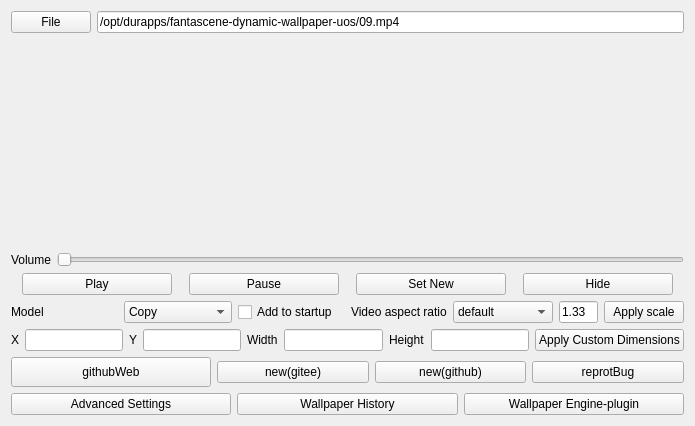
First picture: the form in fantascene-dynamic-wallpaper/settingwindow.ui, repository dependon/fantascene-dynamic-wallpaper, before the edit.
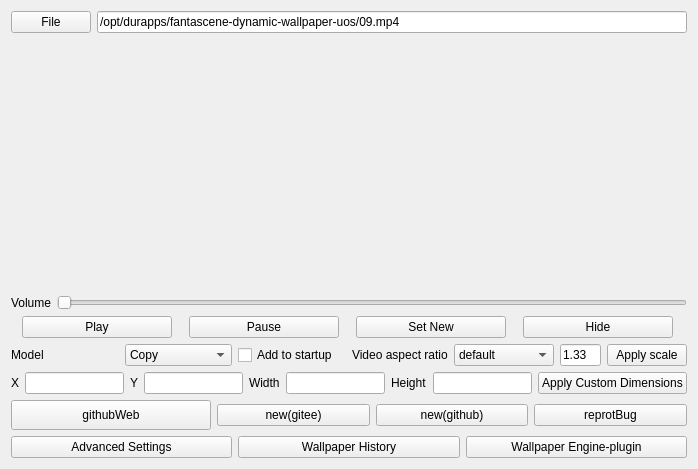
Second picture: the form after the edit.

```diff
--- a/fantascene-dynamic-wallpaper/settingwindow.ui
+++ b/fantascene-dynamic-wallpaper/settingwindow.ui
@@ -6,8 +6,8 @@
    <rect>
     <x>0</x>
     <y>0</y>
-    <width>695</width>
-    <height>426</height>
+    <width>698</width>
+    <height>469</height>
    </rect>
   </property>
   <property name="windowTitle">
```
Left out of the diff: 208 changed lines with no effect on the pictures.
